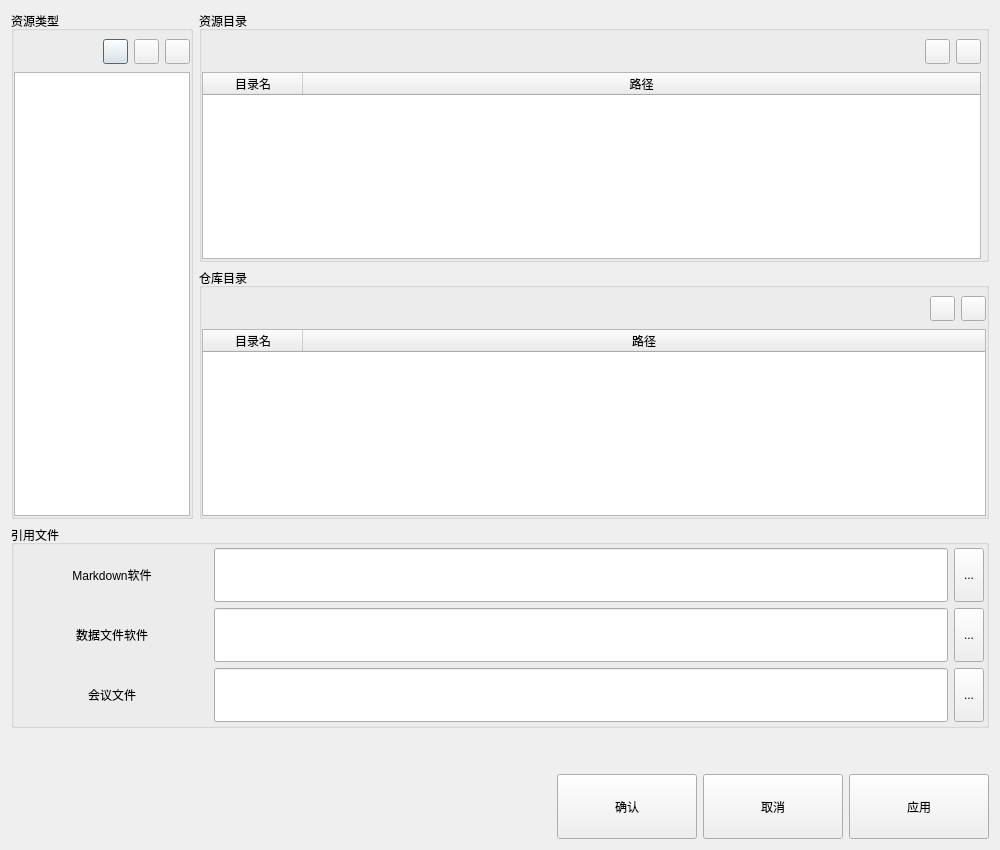
Qt form modify_conf_dialog.ui (WeiMuYang/markdown-assistant) before a commit.
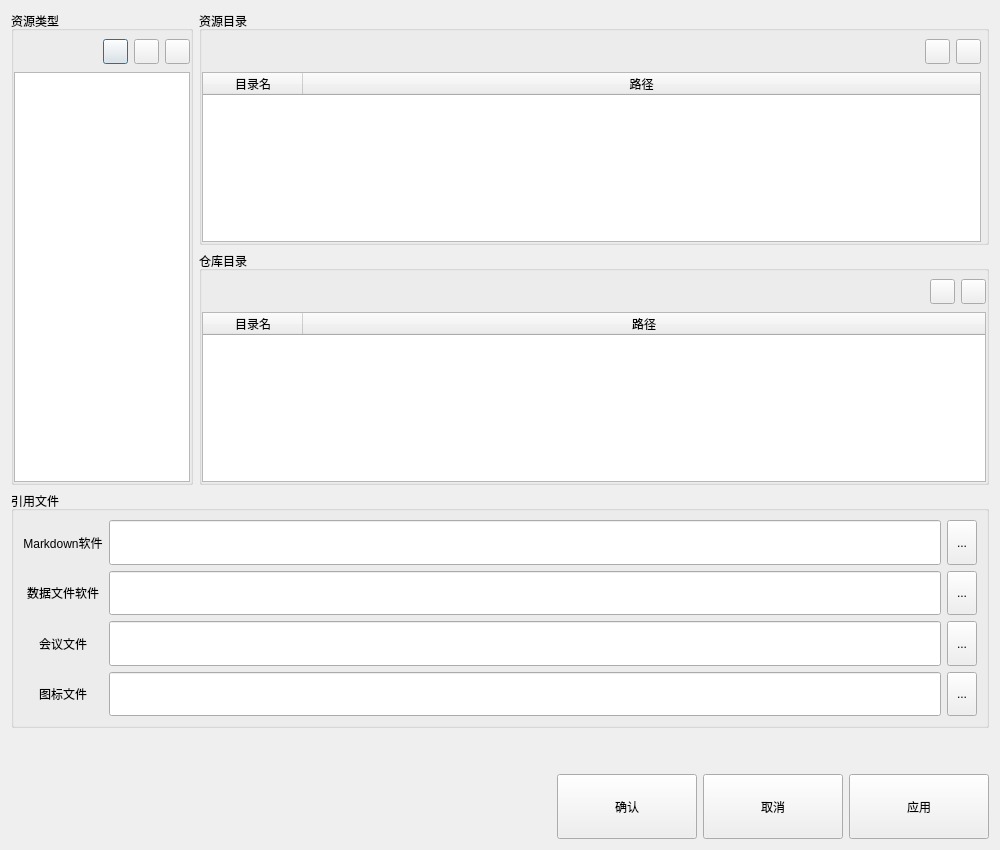
The same form after that commit. Icons and pictures are not drawn.

Commit message: fixed: 添加了对自定义图标的不支持

```diff
--- a/modify_conf_dialog.ui
+++ b/modify_conf_dialog.ui
@@ -19,7 +19,7 @@
   <property name="windowTitle">
    <string>配置信息</string>
   </property>
-  <layout class="QVBoxLayout" name="verticalLayout_4" stretch="5,2,0,1">
+  <layout class="QVBoxLayout" name="verticalLayout" stretch="10,5,0,2">
    <item>
     <layout class="QHBoxLayout" name="horizontalLayout_10" stretch="3,13">
      <item>
@@ -629,21 +629,9 @@
        <property name="title">
         <string>引用文件</string>
        </property>
-       <layout class="QHBoxLayout" name="horizontalLayout_6" stretch="1,4">
-        <property name="leftMargin">
-         <number>2</number>
-        </property>
-        <property name="topMargin">
-         <number>3</number>
-        </property>
-        <property name="rightMargin">
-         <number>2</number>
-        </property>
-        <property name="bottomMargin">
-         <number>3</number>
-        </property>
-        <item>
-         <layout class="QVBoxLayout" name="verticalLayout_2">
+       <layout class="QFormLayout" name="formLayout">
+        <item row="0" column="0">
+         <layout class="QVBoxLayout" name="verticalLayout_2" stretch="1,1,1,1">
           <item>
            <widget class="QLabel" name="label_2">
             <property name="sizePolicy">
@@ -728,10 +716,38 @@
             </property>
            </widget>
           </item>
+          <item>
+           <widget class="QLabel" name="label_5">
+            <property name="sizePolicy">
+             <sizepolicy hsizetype="Preferred" vsizetype="Preferred">
+              <horstretch>0</horstretch>
+              <verstretch>0</verstretch>
+             </sizepolicy>
+            </property>
+            <property name="minimumSize">
+             <size>
+              <width>30</width>
+              <height>0</height>
+             </size>
+            </property>
+            <property name="maximumSize">
+             <size>
+              <width>16777215</width>
+              <height>16777215</height>
+             </size>
+            </property>
+            <property name="text">
+             <string>图标文件</string>
+            </property>
+            <property name="alignment">
+             <set>Qt::AlignCenter</set>
+            </property>
+           </widget>
+          </item>
          </layout>
         </item>
-        <item>
-         <layout class="QVBoxLayout" name="verticalLayout_7" stretch="1,1,1">
+        <item row="0" column="1">
+         <layout class="QVBoxLayout" name="verticalLayout_7" stretch="1,1,1,1">
           <item>
            <layout class="QHBoxLayout" name="horizontalLayout_7" stretch="7,0">
             <item>
@@ -888,6 +904,57 @@
             </item>
            </layout>
           </item>
+          <item>
+           <layout class="QHBoxLayout" name="horizontalLayout_11" stretch="7,0">
+            <item>
+             <widget class="QLineEdit" name="iconFilePathEdit">
+              <property name="sizePolicy">
+               <sizepolicy hsizetype="Expanding" vsizetype="Preferred">
+                <horstretch>0</horstretch>
+                <verstretch>0</verstretch>
+               </sizepolicy>
+              </property>
+              <property name="minimumSize">
+               <size>
+                <width>0</width>
+                <height>0</height>
+               </size>
+              </property>
+              <property name="text">
+               <string/>
+              </property>
+              <property name="readOnly">
+               <bool>true</bool>
+              </property>
+             </widget>
+            </item>
+            <item>
+             <widget class="QToolButton" name="iconFilePathPtn">
+              <property name="sizePolicy">
+               <sizepolicy hsizetype="Fixed" vsizetype="Fixed">
+                <horstretch>0</horstretch>
+                <verstretch>0</verstretch>
+               </sizepolicy>
+              </property>
+              <property name="minimumSize">
+               <size>
+                <width>30</width>
+                <height>30</height>
+               </size>
+              </property>
+              <property name="maximumSize">
+               <size>
+                <width>60</width>
+                <height>60</height>
+               </size>
+              </property>
+              <property name="text">
+               <string>...</string>
+              </property>
+             </widget>
+            </item>
+           </layout>
+          </item>
          </layout>
         </item>
        </layout>
```
The commit also changes 10 other files.
